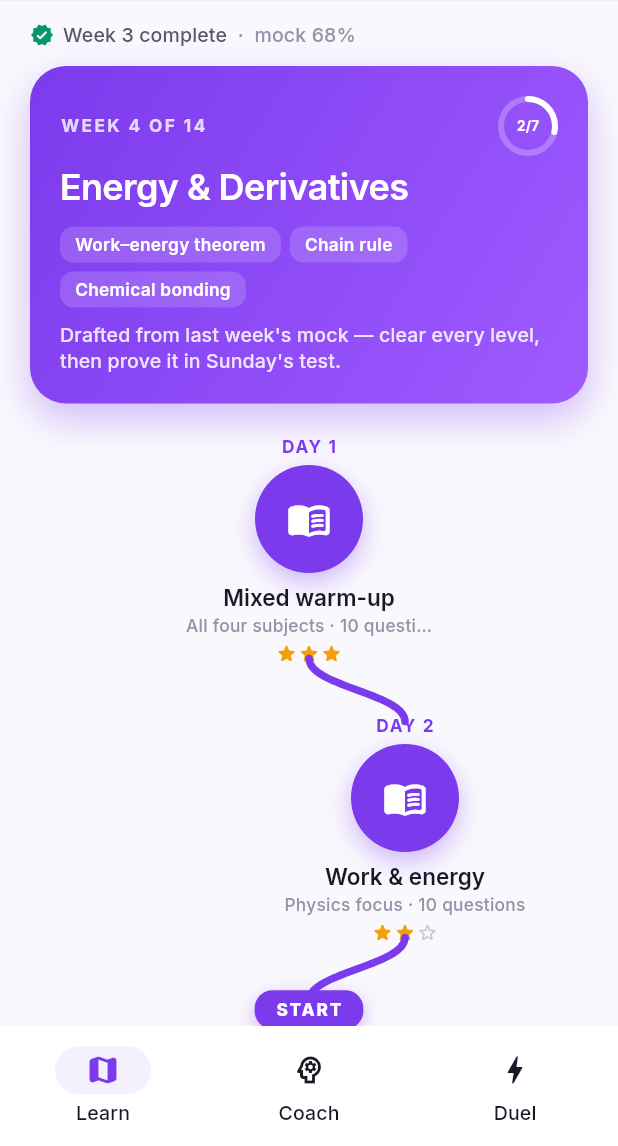
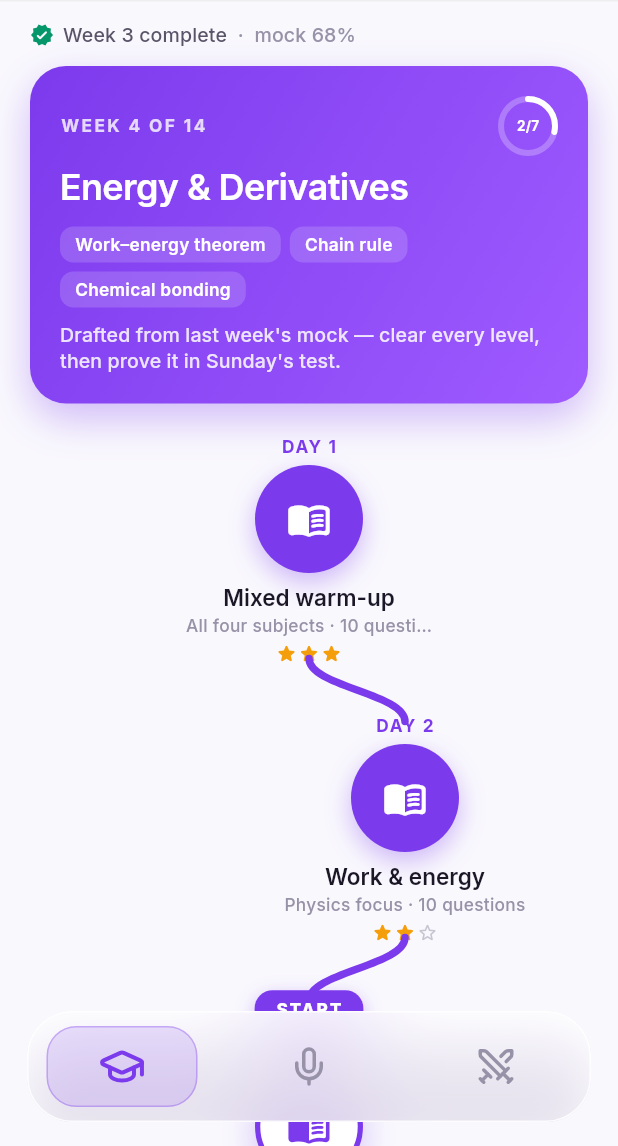
Before and after one commit to maneedasshrestha/Deerhack_Profit.exe, a Flutter app: the screen it shows after launch, on a phone screen of 412 x 824 dp, the part 90-1236 px from its top. Run offline on Flutter 3.47's test engine with Material 3 defaults, Android fonts, the light colour scheme and no system bars; our stand-ins replace flutter_riverpod, flutter_tts, google_fonts, hive, hive_flutter, lucide_icons and 1 more; accounts and stored records are empty.

Commit message:
feat: implement LiquidGlassNavBar for enhanced navigation experience

```diff
--- a/frontend/lib/features/duel/presentation/screens/duel_screen.dart
+++ b/frontend/lib/features/duel/presentation/screens/duel_screen.dart
@@ -42,7 +42,8 @@ class DuelScreen extends StatelessWidget {
             const SliverToBoxAdapter(child: SectionHeader('Recent')),
             SliverToBoxAdapter(
                 child: StaggeredEntrance(index: 2, child: _RecentList())),
-            const SliverToBoxAdapter(child: SizedBox(height: 48)),
+            // Clearance for the floating glass nav bar.
+            const SliverToBoxAdapter(child: SizedBox(height: 124)),
           ],
         ),
       ),
--- a/frontend/lib/features/feynman/presentation/screens/concept_setup_screen.dart
+++ b/frontend/lib/features/feynman/presentation/screens/concept_setup_screen.dart
@@ -138,7 +138,8 @@ class _ConceptSetupScreenState extends ConsumerState<ConceptSetupScreen> {
               ),
             ),
             SliverPadding(
-              padding: const EdgeInsets.fromLTRB(24, 0, 24, 32),
+              // Bottom clearance for the floating glass nav bar.
+              padding: const EdgeInsets.fromLTRB(24, 0, 24, 116),
               sliver: SliverList.separated(
                 itemCount: recents.length,
                 separatorBuilder: (_, _) => const SizedBox(height: 10),
--- a/frontend/lib/features/home/presentation/screens/home_screen.dart
+++ b/frontend/lib/features/home/presentation/screens/home_screen.dart
@@ -36,7 +36,8 @@ class HomeScreen extends StatelessWidget {
           const SliverToBoxAdapter(
             child: _NextWeekTeaser(),
           ),
-          const SliverToBoxAdapter(child: SizedBox(height: 48)),
+          // Clearance for the floating glass nav bar.
+          const SliverToBoxAdapter(child: SizedBox(height: 124)),
         ],
       ),
     );
--- /dev/null
+++ b/frontend/lib/shell/liquid_glass_nav_bar.dart
@@ -0,0 +1,176 @@
+import 'dart:ui';
+
+import 'package:flutter/material.dart';
+
+import '../core/theme/app_theme.dart';
+
+/// One destination in the [LiquidGlassNavBar].
+class GlassNavItem {
+  const GlassNavItem({required this.icon, required this.label});
+
+  final IconData icon;
+  final String label;
+}
+
+/// A floating "liquid glass" bottom navigation bar.
+///
+/// Renders a frosted, translucent pill that sits *above* the content (use with
+/// `Scaffold.extendBody: true`) so the [BackdropFilter] genuinely blurs whatever
+/// scrolls behind it. The active tab is marked by a soft accent pill that glides
+/// between slots, and each icon gives a little spring as it becomes selected.
+///
+/// Visual recipe for the glass: a top-lit gradient fill (a faint sheen up top
+/// fading down), a bright hairline rim that reads as the edge of a glass panel,
+/// and a soft drop shadow plus a subtle accent glow to lift it off the page.
+class LiquidGlassNavBar extends StatelessWidget {
+  const LiquidGlassNavBar({
+    super.key,
+    required this.items,
+    required this.selectedIndex,
+    required this.onSelected,
+  });
+
+  final List<GlassNavItem> items;
+  final int selectedIndex;
+  final ValueChanged<int> onSelected;
+
+  /// Bar height (excluding the surrounding margin / safe-area inset).
+  static const double barHeight = 74;
+
+  @override
+  Widget build(BuildContext context) {
+    final p = context.palette;
+    final dark = p.isDark;
+    final bottomInset = MediaQuery.of(context).padding.bottom;
+
+    return Padding(
+      padding: EdgeInsets.fromLTRB(
+        18,
+        0,
+        18,
+        bottomInset > 0 ? bottomInset : 16,
+      ),
+      child: ClipRRect(
+        borderRadius: BorderRadius.circular(30),
+        child: BackdropFilter(
+          filter: ImageFilter.blur(sigmaX: 26, sigmaY: 26),
+          child: Container(
+            height: barHeight,
+            decoration: BoxDecoration(
+              borderRadius: BorderRadius.circular(30),
+              // Top-lit sheen fading downward — the core of the glass look.
+              gradient: LinearGradient(
+                begin: Alignment.topCenter,
+                end: Alignment.bottomCenter,
+                colors: dark
+                    ? [
+                        Colors.white.withValues(alpha: 0.14),
+                        Colors.white.withValues(alpha: 0.04),
+                      ]
+                    : [
+                        Colors.white.withValues(alpha: 0.78),
+                        Colors.white.withValues(alpha: 0.48),
+                      ],
+              ),
+              // Bright rim = the edge of the glass.
+              border: Border.all(
+                color: dark
+                    ? Colors.white.withValues(alpha: 0.18)
+                    : Colors.white.withValues(alpha: 0.85),
+                width: 1,
+              ),
+              boxShadow: [
+                BoxShadow(
+                  color: Colors.black.withValues(alpha: dark ? 0.45 : 0.14),
+                  blurRadius: 30,
+                  offset: const Offset(0, 16),
+                ),
+                BoxShadow(
+                  color: p.accent.withValues(alpha: dark ? 0.20 : 0.12),
+                  blurRadius: 24,
+                  offset: const Offset(0, 8),
+                ),
+              ],
+            ),
+            child: LayoutBuilder(
+              builder: (context, c) {
+                final slot = c.maxWidth / items.length;
+                return Stack(
+                  children: [
+                    // The gliding accent pill behind the active destination.
+                    AnimatedPositioned(
+                      duration: const Duration(milliseconds: 340),
+                      curve: Curves.easeOutCubic,
+                      left: slot * selectedIndex + 12,
+                      top: 9,
+                      bottom: 9,
+                      width: slot - 24,
+                      child: DecoratedBox(
+                        decoration: BoxDecoration(
+                          color: p.accent.withValues(alpha: dark ? 0.24 : 0.15),
+                          borderRadius: BorderRadius.circular(20),
+                          border: Border.all(
+                            color: p.accent.withValues(alpha: 0.32),
+                            width: 1,
+                          ),
+                        ),
+                      ),
+                    ),
+                    Row(
+                      children: [
+                        for (var i = 0; i < items.length; i++)
+                          Expanded(
+                            child: _NavButton(
+                              item: items[i],
+                              selected: i == selectedIndex,
+                              onTap: () => onSelected(i),
+                            ),
+                          ),
+                      ],
+                    ),
+                  ],
+                );
+              },
+            ),
+          ),
+        ),
+      ),
+    );
+  }
+}
+
+class _NavButton extends StatelessWidget {
+  const _NavButton({
+    required this.item,
+    required this.selected,
+    required this.onTap,
+  });
+
+  final GlassNavItem item;
+  final bool selected;
+  final VoidCallback onTap;
+
+  @override
+  Widget build(BuildContext context) {
+    final p = context.palette;
+    final color = selected ? p.accent : p.textTertiary;
+
+    return Semantics(
+      button: true,
+      selected: selected,
+      label: item.label,
+      child: GestureDetector(
+        behavior: HitTestBehavior.opaque,
+        onTap: onTap,
+        child: Center(
+          child: AnimatedScale(
+            scale: selected ? 1.14 : 1.0,
+            duration: const Duration(milliseconds: 300),
+            curve: Curves.easeOutBack,
+            child: Icon(item.icon, size: 28, color: color),
+          ),
+        ),
+      ),
+    );
+  }
+}
--- a/frontend/lib/shell/main_shell.dart
+++ b/frontend/lib/shell/main_shell.dart
@@ -1,10 +1,11 @@
 import 'package:flutter/material.dart';
+import 'package:lucide_icons/lucide_icons.dart';
 
-import '../core/theme/app_theme.dart';
 import '../features/duel/presentation/screens/duel_screen.dart';
 import '../features/feynman/presentation/screens/concept_setup_screen.dart';
 import '../features/home/presentation/screens/home_screen.dart';
 import '../features/home/presentation/widgets/home_top_bar.dart';
+import 'liquid_glass_nav_bar.dart';
 
 /// Three-tab root shell:
 ///   0 — Learn tab  (weekly Duolingo-style plan)
@@ -52,7 +53,6 @@ class _MainShellState extends State<MainShell> {
 
   @override
   Widget build(BuildContext context) {
-    final p = context.palette;
     return PopScope(
       canPop: false,
       onPopInvokedWithResult: (didPop, _) async {
@@ -64,6 +64,9 @@ class _MainShellState extends State<MainShell> {
         }
       },
       child: Scaffold(
+        // Let content flow behind the floating glass nav so its frosted blur
+        // genuinely samples whatever is scrolling underneath.
+        extendBody: true,
         // Shared top bar above every tab — the account section and the exam
         // countdown stay visible no matter where you are.
         body: SafeArea(
@@ -86,29 +89,16 @@ class _MainShellState extends State<MainShell> {
             ],
           ),
         ),
-        bottomNavigationBar: NavigationBar(
+        bottomNavigationBar: LiquidGlassNavBar(
           selectedIndex: _index,
-          onDestinationSelected: (i) => setState(() => _index = i),
-          backgroundColor: p.surface,
-          surfaceTintColor: Colors.transparent,
-          indicatorColor: p.accentSoft,
-          labelBehavior: NavigationDestinationLabelBehavior.alwaysShow,
-          destinations: [
-            NavigationDestination(
-              icon: const Icon(Icons.map_outlined),
-              selectedIcon: Icon(Icons.map_rounded, color: p.accent),
-              label: 'Learn',
-            ),
-            NavigationDestination(
-              icon: const Icon(Icons.psychology_outlined),
-              selectedIcon: Icon(Icons.psychology_rounded, color: p.accent),
-              label: 'Coach',
-            ),
-            NavigationDestination(
-              icon: const Icon(Icons.bolt_outlined),
-              selectedIcon: Icon(Icons.bolt_rounded, color: p.accent),
-              label: 'Duel',
-            ),
+          onSelected: (i) => setState(() => _index = i),
+          items: const [
+            // Graduation cap — the weekly learning plan.
+            GlassNavItem(icon: LucideIcons.graduationCap, label: 'Learn'),
+            // Mic — the Feynman coach you explain out loud to.
+            GlassNavItem(icon: LucideIcons.mic, label: 'Coach'),
+            // Crossed swords — the head-to-head versus race.
+            GlassNavItem(icon: LucideIcons.swords, label: 'Duel'),
           ],
         ),
       ),
--- a/frontend/pubspec.yaml
+++ b/frontend/pubspec.yaml
@@ -32,6 +32,7 @@ dependencies:
 
   # Inter variable font for the typographic hierarchy.
   google_fonts: ^6.2.1
+  lucide_icons: ^0.257.0
 
 dev_dependencies:
   flutter_test:
```
Also changed, not shown: frontend/pubspec.lock.
